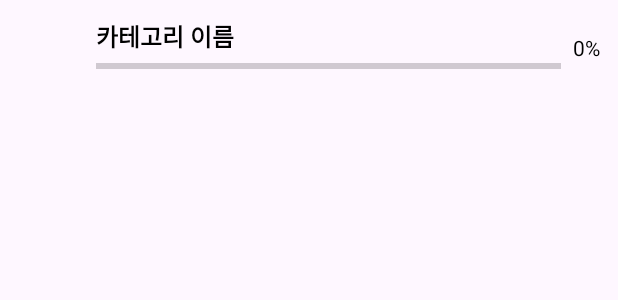
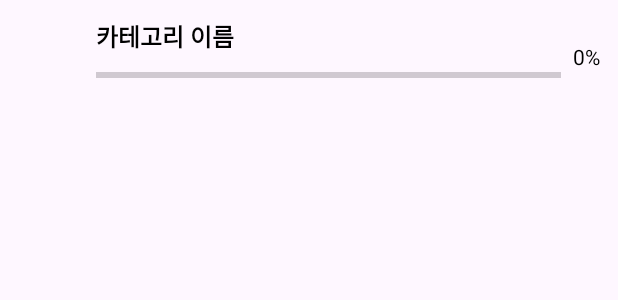
Before and after one commit to nahy-512/MP-TEAM-H, an Android app: the layout item_category.xml on its own in the app's theme, with its tools: preview values and no code run, on a phone screen of 412 x 824 dp. Shown: the top 300 px of the screen. Run offline under Robolectric (Android 15) with nearby library versions, the phone set to English and light mode, and no system bars.

```diff
--- a/MP-TEAM-H/app/src/main/java/com/nahyun/mz/ui/trend/CategoryDetailActivity.kt
+++ b/MP-TEAM-H/app/src/main/java/com/nahyun/mz/ui/trend/CategoryDetailActivity.kt
@@ -77,12 +77,15 @@ class CategoryDetailActivity : AppCompatActivity() {
                     diff < 0 -> "▼ ${-diff}개"
                     else -> ""
                 }
+                // ✅ diff가 ±100이면 숨김 처리
+                val visibleChangeText = if (kotlin.math.abs(diff) == 100) "" else changeText
 
                 val color = when {
                     diff > 0 -> "#FF3B30"
                     diff < 0 -> "#007AFF"
                     else -> "#34C759"
                 }
+                val html = "<font color='$color'>$visibleChangeText</font>"
 
                 Triple(key, changeText, color)
             }.sortedByDescending { (key, _, _) -> aprilMap.getOrDefault(key, 0) }
--- a/MP-TEAM-H/app/src/main/res/layout/item_category.xml
+++ b/MP-TEAM-H/app/src/main/res/layout/item_category.xml
@@ -39,7 +39,7 @@
             android:id="@+id/categoryBar"
             style="?android:attr/progressBarStyleHorizontal"
             android:layout_width="match_parent"
-            android:layout_height="8dp"
+            android:layout_height="20dp"
             android:max="100"
             android:progress="0"
             android:progressTint="#9A45F6"
```
Also changed, not shown: MP-TEAM-H/app/src/main/java/com/nahyun/mz/ui/trend/TrendFragment.kt (+9 -4 lines).
